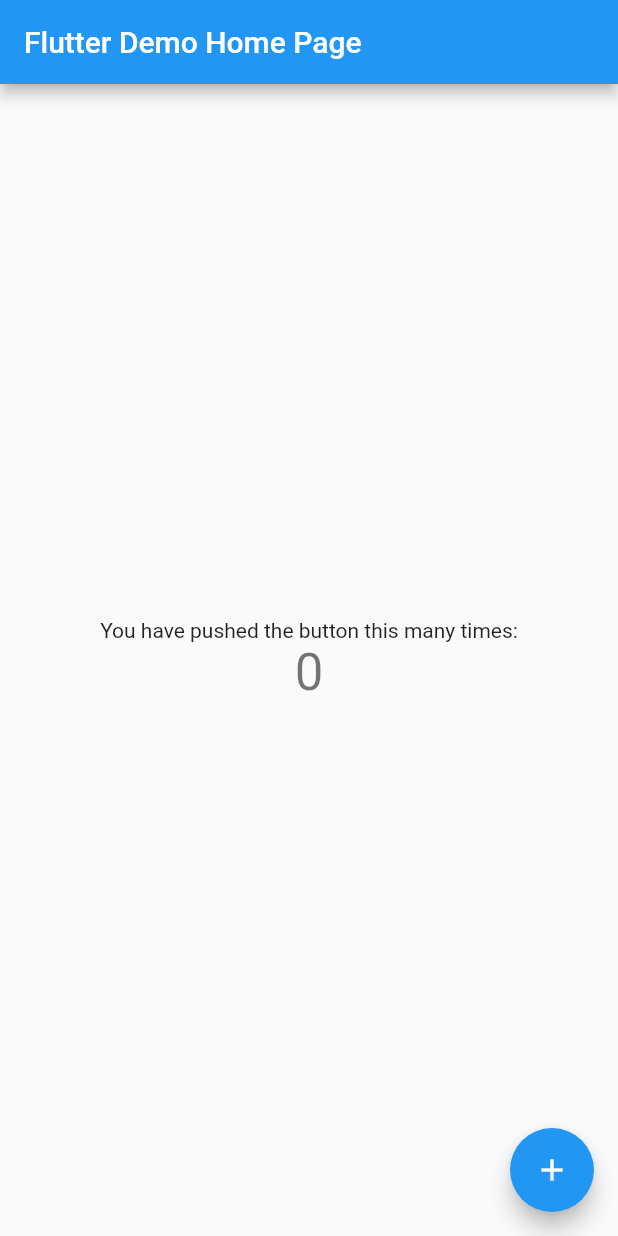
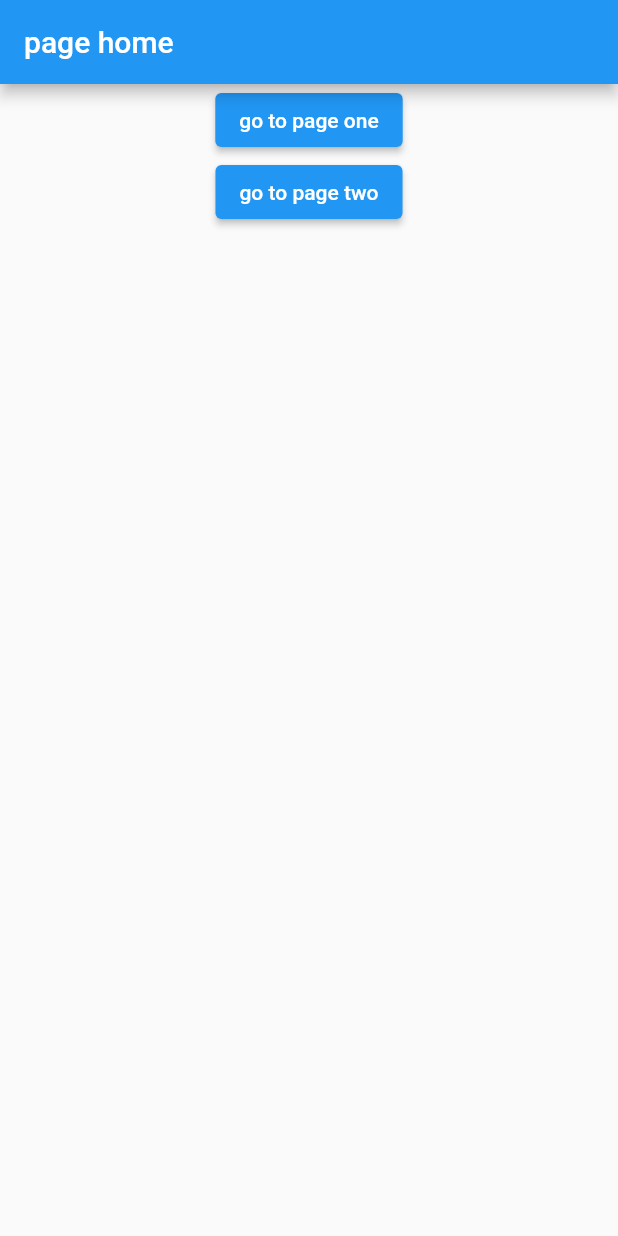
Before and after one commit to json-kim/go_router_test, a Flutter app: the screen it shows after launch, on a phone screen of 412 x 824 dp. Run offline on Flutter 3.47's test engine with Material 2 defaults, Android fonts, the phone set to English and light mode, and no system bars; our stand-ins replace go_router.

Commit message:
Add go 메서드 사용

```diff
--- a/lib/main.dart
+++ b/lib/main.dart
@@ -1,115 +1,42 @@
 import 'package:flutter/material.dart';
+import 'package:go_router/go_router.dart';
+import 'package:go_router_test/screen/page_home.dart';
+
+import 'screen/page_one.dart';
+import 'screen/page_two.dart';
 
 void main() {
-  runApp(const MyApp());
+  runApp(MyApp());
 }
 
 class MyApp extends StatelessWidget {
-  const MyApp({Key? key}) : super(key: key);
+  MyApp({Key? key}) : super(key: key);
 
-  // This widget is the root of your application.
+  final _router = GoRouter(
+    initialLocation: '/',
+    routes: [
+      GoRoute(
+        path: '/',
+        builder: (context, state) => const PageHome(),
+      ),
+      GoRoute(
+        path: '/page1',
+        builder: (context, state) => const PageOne(),
+      ),
+      GoRoute(
+        path: '/page2',
+        builder: (context, state) => const PageTwo(),
+      ),
+    ],
+  );
+
   @override
   Widget build(BuildContext context) {
-    return MaterialApp(
-      title: 'Flutter Demo',
-      theme: ThemeData(
-        // This is the theme of your application.
-        //
-        // Try running your application with "flutter run". You'll see the
-        // application has a blue toolbar. Then, without quitting the app, try
-        // changing the primarySwatch below to Colors.green and then invoke
-        // "hot reload" (press "r" in the console where you ran "flutter run",
-        // or simply save your changes to "hot reload" in a Flutter IDE).
-        // Notice that the counter didn't reset back to zero; the application
-        // is not restarted.
-        primarySwatch: Colors.blue,
-      ),
-      home: const MyHomePage(title: 'Flutter Demo Home Page'),
+    return MaterialApp.router(
+      routeInformationProvider: _router.routeInformationProvider,
+      routeInformationParser: _router.routeInformationParser,
+      routerDelegate: _router.routerDelegate,
+      title: 'Go Router test app',
     );
   }
 }
-
-class MyHomePage extends StatefulWidget {
-  const MyHomePage({Key? key, required this.title}) : super(key: key);
-
-  // This widget is the home page of your application. It is stateful, meaning
-  // that it has a State object (defined below) that contains fields that affect
-  // how it looks.
-
-  // This class is the configuration for the state. It holds the values (in this
-  // case the title) provided by the parent (in this case the App widget) and
-  // used by the build method of the State. Fields in a Widget subclass are
-  // always marked "final".
-
-  final String title;
-
-  @override
-  State<MyHomePage> createState() => _MyHomePageState();
-}
-
-class _MyHomePageState extends State<MyHomePage> {
-  int _counter = 0;
-
-  void _incrementCounter() {
-    setState(() {
-      // This call to setState tells the Flutter framework that something has
-      // changed in this State, which causes it to rerun the build method below
-      // so that the display can reflect the updated values. If we changed
-      // _counter without calling setState(), then the build method would not be
-      // called again, and so nothing would appear to happen.
-      _counter++;
-    });
-  }
-
-  @override
-  Widget build(BuildContext context) {
-    // This method is rerun every time setState is called, for instance as done
-    // by the _incrementCounter method above.
-    //
-    // The Flutter framework has been optimized to make rerunning build methods
-    // fast, so that you can just rebuild anything that needs updating rather
-    // than having to individually change instances of widgets.
-    return Scaffold(
-      appBar: AppBar(
-        // Here we take the value from the MyHomePage object that was created by
-        // the App.build method, and use it to set our appbar title.
-        title: Text(widget.title),
-      ),
-      body: Center(
-        // Center is a layout widget. It takes a single child and positions it
-        // in the middle of the parent.
-        child: Column(
-          // Column is also a layout widget. It takes a list of children and
-          // arranges them vertically. By default, it sizes itself to fit its
-          // children horizontally, and tries to be as tall as its parent.
-          //
-          // Invoke "debug painting" (press "p" in the console, choose the
-          // "Toggle Debug Paint" action from the Flutter Inspector in Android
-          // Studio, or the "Toggle Debug Paint" command in Visual Studio Code)
-          // to see the wireframe for each widget.
-          //
-          // Column has various properties to control how it sizes itself and
-          // how it positions its children. Here we use mainAxisAlignment to
-          // center the children vertically; the main axis here is the vertical
-          // axis because Columns are vertical (the cross axis would be
-          // horizontal).
-          mainAxisAlignment: MainAxisAlignment.center,
-          children: <Widget>[
-            const Text(
-              'You have pushed the button this many times:',
-            ),
-            Text(
-              '$_counter',
-              style: Theme.of(context).textTheme.headline4,
-            ),
-          ],
-        ),
-      ),
-      floatingActionButton: FloatingActionButton(
-        onPressed: _incrementCounter,
-        tooltip: 'Increment',
-        child: const Icon(Icons.add),
-      ), // This trailing comma makes auto-formatting nicer for build methods.
-    );
-  }
-}
--- /dev/null
+++ b/lib/screen/page_home.dart
@@ -0,0 +1,32 @@
+import 'package:flutter/material.dart';
+import 'package:go_router/go_router.dart';
+
+class PageHome extends StatelessWidget {
+  const PageHome({Key? key}) : super(key: key);
+
+  @override
+  Widget build(BuildContext context) {
+    print('page home build');
+    return Scaffold(
+      appBar: AppBar(
+        title: const Text('page home'),
+      ),
+      body: Center(
+        child: Column(
+          children: [
+            ElevatedButton(
+                onPressed: () {
+                  context.go('/page1');
+                },
+                child: const Text('go to page one')),
+            ElevatedButton(
+                onPressed: () {
+                  context.go('/page2');
+                },
+                child: const Text('go to page two')),
+          ],
+        ),
+      ),
+    );
+  }
+}
--- a/pubspec.yaml
+++ b/pubspec.yaml
@@ -30,10 +30,9 @@ dependencies:
   flutter:
     sdk: flutter
 
+  cupertino_icons: ^1.0.2
+  go_router: ^4.1.0
 
-  # The following adds the Cupertino Icons font to your application.
-  # Use with the CupertinoIcons class for iOS style icons.
-  cupertino_icons: ^1.0.2
 
 dev_dependencies:
   flutter_test:
```
Also changed, not shown: lib/screen/page_one.dart (added, +32 -0 lines), lib/screen/page_two.dart (added, +33 -0 lines), pubspec.lock, 1 other file.
